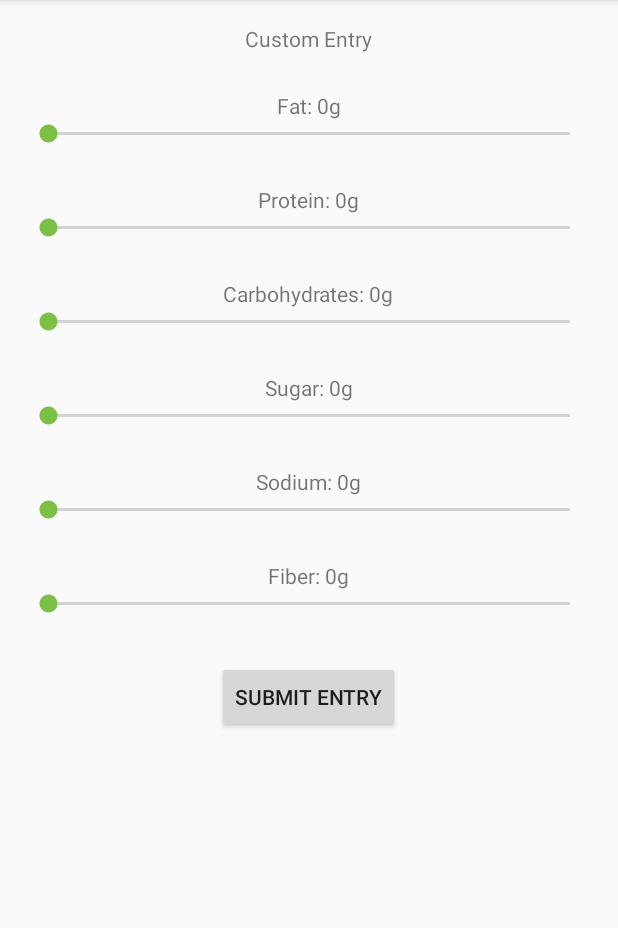
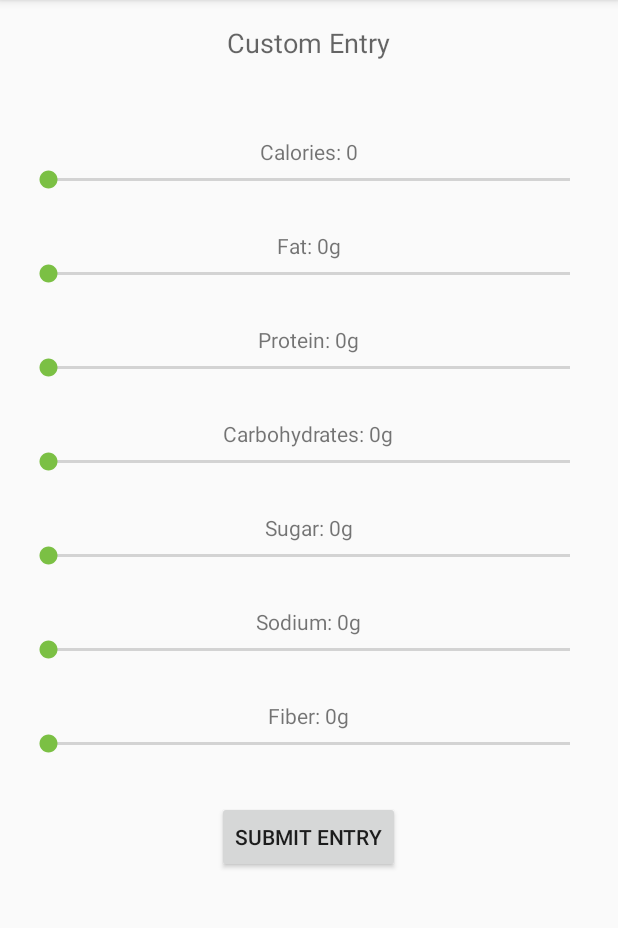
Before and after one commit to james-bonifacio/DeltaHacks3, an Android app: the CustomEntry screen opened directly, with no data from a screen before it, on a phone screen of 412 x 824 dp, the part 84-1012 px from its top. Run offline under Robolectric (Android 15) with nearby library versions, the phone set to English and light mode, and no system bars.

Commit message:
added cals

```diff
--- a/app/src/main/java/com/example/james/deltahacks/CustomEntry.java
+++ b/app/src/main/java/com/example/james/deltahacks/CustomEntry.java
@@ -7,20 +7,50 @@ import android.widget.TextView;
 
 public class CustomEntry extends AppCompatActivity {
 
-    private SeekBar seekBarFat, seekBarProtein, seekBarCarbs, seekBarSugar, seekBarFiber, seekBarSodium;
-    private TextView lblFat, lblProtein, lblCarbs, lblSugar, lblFiber, lblSodium;
+    private SeekBar seekBarCalories, seekBarFat, seekBarProtein, seekBarCarbs, seekBarSugar, seekBarFiber, seekBarSodium;
+    private TextView lblCalories, lblFat, lblProtein, lblCarbs, lblSugar, lblFiber, lblSodium;
 
     @Override
     protected void onCreate(Bundle savedInstanceState) {
         super.onCreate(savedInstanceState);
         setContentView(R.layout.activity_custom_entry);
 
+        seekBarCalories();
         seekBarFat();
         seekBarProtein();
         seekBarCarbs();
         seekBarSugar();
         seekBarFiber();
         seekBarSodium();
+    }
+
+    public void seekBarCalories(){
+
+        seekBarCalories = (SeekBar) findViewById(R.id.seekBarCalories);
+        lblCalories = (TextView) findViewById(R.id.lblCalories);
+
+        seekBarCalories.setOnSeekBarChangeListener(
+                new SeekBar.OnSeekBarChangeListener() {
+
+                    int progressValue;
+                    @Override
+                    public void onProgressChanged(SeekBar seekBar, int progress, boolean fromUser) {
+                        progressValue = progress;
+                        lblCalories.setText("Calories: " + String.valueOf(seekBarCalories.getProgress()));
+                    }
+
+                    @Override
+                    public void onStartTrackingTouch(SeekBar seekBar) {
+
+                    }
+
+                    @Override
+                    public void onStopTrackingTouch(SeekBar seekBar) {
+
+                        lblCalories.setText("Calories: " + String.valueOf(seekBarCalories.getProgress()));
+                    }
+                }
+        );
     }
 
     public void seekBarFat(){
--- a/app/src/main/res/layout/activity_custom_entry.xml
+++ b/app/src/main/res/layout/activity_custom_entry.xml
@@ -9,13 +9,15 @@
     android:paddingTop="@dimen/activity_vertical_margin"
     tools:context="com.example.james.deltahacks.CustomEntry">
 
+
     <TextView
         android:layout_width="wrap_content"
         android:layout_height="wrap_content"
         android:text="Custom Entry"
         android:id="@+id/lblCustomEntry"
         android:layout_alignParentTop="true"
-        android:layout_centerHorizontal="true" />
+        android:layout_centerHorizontal="true"
+        android:textAppearance="@style/TextAppearance.AppCompat.Medium" />
 
     <SeekBar
         android:layout_width="fill_parent"
@@ -23,15 +25,6 @@
         android:id="@+id/seekBarFat"
         android:indeterminate="false"
         android:layout_below="@+id/lblFat"
-        android:layout_centerHorizontal="true" />
-
-    <TextView
-        android:layout_width="wrap_content"
-        android:layout_height="wrap_content"
-        android:text="Fat: 0g"
-        android:id="@+id/lblFat"
-        android:layout_marginTop="25dp"
-        android:layout_below="@+id/lblCustomEntry"
         android:layout_centerHorizontal="true" />
 
     <TextView
@@ -127,4 +120,33 @@
         android:layout_marginTop="29dp"
         android:layout_below="@+id/seekBarFiber"
         android:layout_centerHorizontal="true" />
+
+    <TextView
+        android:layout_width="wrap_content"
+        android:layout_height="wrap_content"
+        android:text="Fat: 0g"
+        android:id="@+id/lblFat"
+        android:layout_marginTop="25dp"
+        android:layout_below="@+id/seekBarCalories"
+        android:layout_centerHorizontal="true" />
+
+    <SeekBar
+        android:layout_width="fill_parent"
+        android:layout_height="wrap_content"
+        android:id="@+id/seekBarCalories"
+        android:layout_below="@+id/lblCalories"
+        android:layout_centerHorizontal="true"
+        android:indeterminate="false" />
+
+    <TextView
+        android:layout_width="wrap_content"
+        android:layout_height="wrap_content"
+        android:text="Calories: 0"
+        android:id="@+id/lblCalories"
+        android:layout_marginTop="75dp"
+        android:layout_below="@+id/lblCustomEntry"
+        android:layout_alignParentTop="true"
+        android:layout_centerHorizontal="true" />
+
+
 </RelativeLayout>
```
